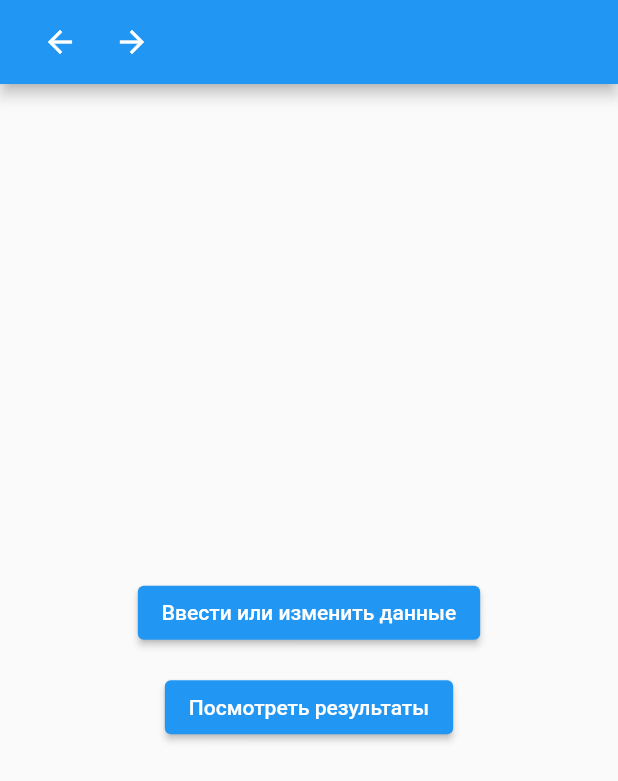
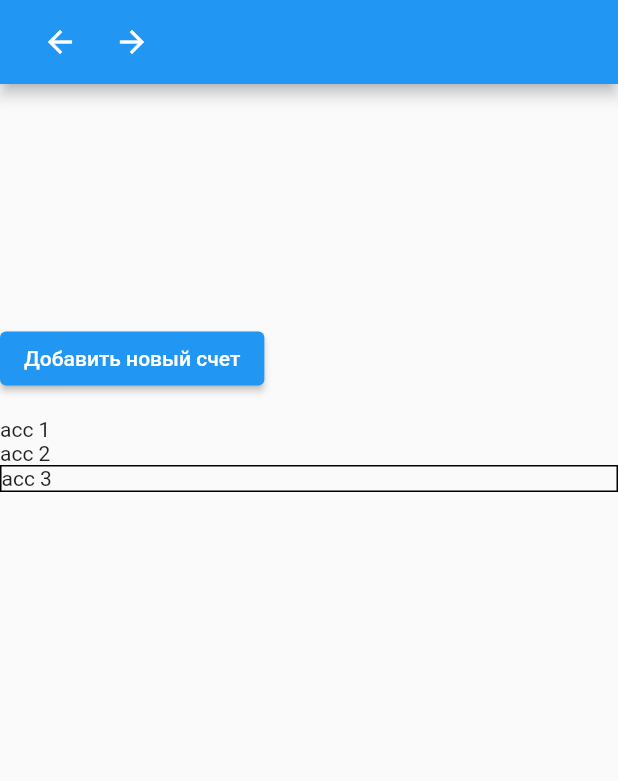
Before and after one commit to romannep/oktopadbooker, a Flutter app: the screen it shows after launch, after a tap on the "arrow forward" icon, on a phone screen of 412 x 824 dp. Shown: the top 781 px of the screen. Run offline on Flutter 3.47's test engine with Material 2 defaults, Android fonts, the phone set to English and light mode, and no system bars; our stand-ins replace sqflite, sqflite_common_ffi; accounts and stored records are empty.

Commit message:
refactor, accounts screen started

```diff
--- a/lib/app.dart
+++ b/lib/app.dart
@@ -2,7 +2,27 @@
 
 import 'package:flutter/material.dart';
 import 'package:flutter/widgets.dart';
+import 'package:oktopadupshot/screens/accounts.dart';
 import 'package:oktopadupshot/screens/start.dart';
+
+const PAGE_SCROLL_TIME_MS = 200;
+
+final BUTTON_STYLE = TextButton.styleFrom(
+  backgroundColor: Colors.blue,
+);
+
+const BUTTON_TEXT_STYLE = const TextStyle(color: Colors.white);
+
+Widget createButton(String label, void Function() onPressed) => ElevatedButton(
+  onPressed: onPressed,
+  style: BUTTON_STYLE,
+  child: Text(label, style: BUTTON_TEXT_STYLE),
+);
+
+final marginWidget = SizedBox(
+  height: 15,
+);
+
 
 class App extends StatefulWidget {
   @override
@@ -13,16 +33,41 @@ class App extends StatefulWidget {
 
 }
 
+class ScreenWrapper extends StatelessWidget {
+  Widget child;
+  ScreenWrapper(this.child);
+
+  @override
+  Widget build(BuildContext context) {
+    return Center(
+      child: Column(
+        mainAxisAlignment: MainAxisAlignment.center,
+        children: [
+          Container(
+            constraints: BoxConstraints(
+              minHeight: 0,
+              maxHeight:  450,
+              minWidth: 0,
+              maxWidth: 600,
+            ),
+            child: child,
+          ),
+        ],
+      ),
+    );
+  }
+}
+
 class AppState extends State<App> {
 
   final pageController = PageController(initialPage: 0);
 
   back() {
-    pageController.animateToPage(pageController.page!.toInt() - 1, duration: Duration(milliseconds: 500), curve: Curves.linear);
+    pageController.animateToPage(pageController.page!.toInt() - 1, duration: Duration(milliseconds: PAGE_SCROLL_TIME_MS), curve: Curves.linear);
   }
 
   forward() {
-    pageController.animateToPage(pageController.page!.toInt() + 1, duration: Duration(milliseconds: 500), curve: Curves.linear);
+    pageController.animateToPage(pageController.page!.toInt() + 1, duration: Duration(milliseconds: PAGE_SCROLL_TIME_MS), curve: Curves.linear);
   }
 
   @override
@@ -43,8 +88,8 @@ class AppState extends State<App> {
       body: PageView(
         controller: pageController,
         children: [
-          StartScreen(appState: this),
-          StartScreen(appState: this),
+          ScreenWrapper(StartScreen(appState: this)),
+          ScreenWrapper(Accounts(appState: this)),
         ],
       ),
     );
--- /dev/null
+++ b/lib/screens/accounts.dart
@@ -0,0 +1,51 @@
+
+
+import 'package:flutter/cupertino.dart';
+import 'package:flutter/material.dart';
+import 'package:oktopadupshot/app.dart';
+
+class Accounts extends StatefulWidget {
+  final AppState appState;
+
+  Accounts({ required this.appState });
+
+  @override
+  State<StatefulWidget> createState() {
+    return new AccountsState(appState: appState);
+  }
+
+}
+
+class AccountsState extends State<Accounts> {
+  final AppState appState;
+
+  AccountsState({ required this.appState });
+
+
+  @override
+  Widget build(BuildContext context) {
+
+    return Column(
+      crossAxisAlignment: CrossAxisAlignment.start,
+      children: [
+        createButton('Добавить новый счет', (){}),
+        marginWidget,
+        Expanded(
+          child: ListView(
+            children: [
+              Text('acc 1'),
+              Text('acc 2'),
+              Container(
+                child: Text('acc 3'),
+                decoration: BoxDecoration(
+                  border: Border.all(color: Colors.black),
+                ),
+              ),
+            ],
+          ),
+        ),
+      ],
+    );
+
+  }
+}
--- a/lib/screens/start.dart
+++ b/lib/screens/start.dart
@@ -17,29 +17,21 @@ class StartScreen extends StatelessWidget {
     appState.navigate();
   }
 
+  setupAccounts() {
+    appState.navigate();
+  }
+
   @override
   Widget build(BuildContext context) {
-    return Center(child: Column(
+    return Column(
       mainAxisAlignment: MainAxisAlignment.center,
       children: [
-        ElevatedButton(
-          onPressed: changeData,
-          style: TextButton.styleFrom(
-            backgroundColor: Colors.blue,
-          ),
-          child: Text('Ввести или изменить данные', style: TextStyle(color: Colors.white)),
-        ),
-        SizedBox(
-          height: 15,
-        ),
-        ElevatedButton(
-          onPressed: seeResults,
-          style: TextButton.styleFrom(
-            backgroundColor: Colors.blue,
-          ),
-          child: Text('Посмотреть результаты', style: TextStyle(color: Colors.white)),
-        ),
+        createButton('Добавить или изменить проводки', changeData),
+        marginWidget,
+        createButton('Посмотреть результаты', seeResults),
+        marginWidget,
+        createButton('Настроить счета', setupAccounts),
       ],
-    ));
+    );
   }
 }
```
